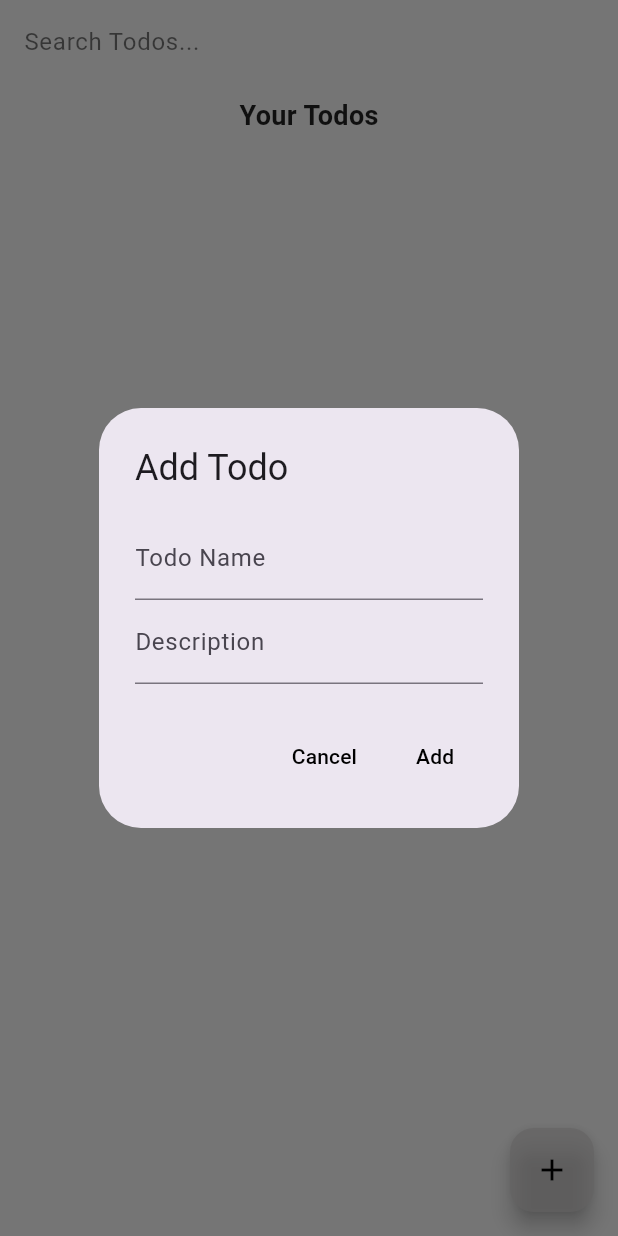
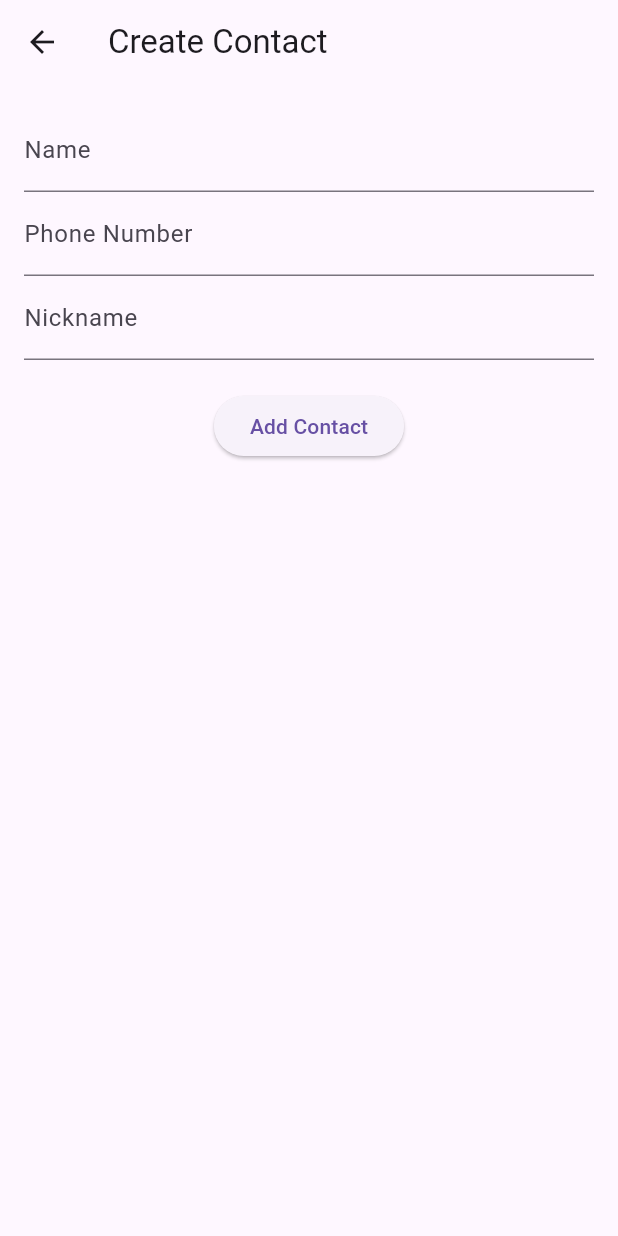
Before and after one commit to amoghprasant/apptodo, a Flutter app: the screen it shows after launch, after a tap on the "add" icon, on a phone screen of 412 x 824 dp. Run offline on Flutter 3.47's test engine with Material 3 defaults, Android fonts, the phone set to English and light mode, and no system bars; our stand-ins replace sqflite; missing offline and left inert: fuzzywuzzy; accounts and stored records are empty.

Commit message:
added contact screen

```diff
--- a/lib/main.dart
+++ b/lib/main.dart
@@ -1,4 +1,5 @@
 import 'package:flutter/material.dart';
+import 'package:sqliteproj/screen/contactsScreen.dart';
 import 'package:sqliteproj/screen/todolistScreen.dart';
 
 void main() {
@@ -14,7 +15,7 @@ class MyApp extends StatelessWidget {
       theme: ThemeData(
         primarySwatch: Colors.blue,
       ),
-      home: TodoListScreen(),
+      home: ContactsHomePage(),
     );
   }
 }
--- /dev/null
+++ b/lib/screen/contactsScreen.dart
@@ -0,0 +1,105 @@
+import 'package:flutter/material.dart';
+import 'package:sqliteproj/screen/createcontact.dart';
+// Import the CreateContactPage
+
+class ContactsHomePage extends StatefulWidget {
+  @override
+  _ContactsHomePageState createState() => _ContactsHomePageState();
+}
+
+class _ContactsHomePageState extends State<ContactsHomePage> {
+  List<Map<String, String>> _contacts = []; // List to hold contact details
+  List<Map<String, String>> _filteredContacts = [];
+  TextEditingController _searchController = TextEditingController();
+
+  @override
+  void initState() {
+    super.initState();
+    _filteredContacts = _contacts;
+    _searchController.addListener(_filterContacts);
+  }
+
+  @override
+  void dispose() {
+    _searchController.removeListener(_filterContacts);
+    _searchController.dispose();
+    super.dispose();
+  }
+
+  void _filterContacts() {
+    String searchText = _searchController.text.toLowerCase();
+    setState(() {
+      _filteredContacts = _contacts
+          .where(
+              (contact) => contact['name']!.toLowerCase().contains(searchText))
+          .toList();
+    });
+  }
+
+  void _addContact(Map<String, String> newContact) {
+    setState(() {
+      _contacts.add(newContact);
+      _filteredContacts =
+          _contacts; // Update filtered list to include the new contact
+    });
+  }
+
+  @override
+  Widget build(BuildContext context) {
+    return Scaffold(
+      appBar: AppBar(
+        title: Text('Contacts'),
+      ),
+      body: Column(
+        children: [
+          Padding(
+            padding: const EdgeInsets.all(8.0),
+            child: TextField(
+              controller: _searchController,
+              decoration: InputDecoration(
+                labelText: 'Search Contacts',
+                border: OutlineInputBorder(),
+                prefixIcon: Icon(Icons.search),
+              ),
+            ),
+          ),
+          Expanded(
+            child: ListView.builder(
+              itemCount: _filteredContacts.length,
+              itemBuilder: (context, index) {
+                return ListTile(
+                  title: Text(_filteredContacts[index]['name']!),
+                  subtitle: Text(_filteredContacts[index]['phone']!),
+                  leading: CircleAvatar(
+                    child: Text(_filteredContacts[index]
+                        ['nickname']![0]), // Display first letter of nickname
+                  ),
+                  onTap: () {
+                    // Handle contact tap (e.g., navigate to a contact detail page)
+                  },
+                );
+              },
+            ),
+          ),
+        ],
+      ),
+      floatingActionButton: FloatingActionButton(
+        onPressed: () async {
+          // Navigate to the CreateContactPage
+          final newContact = await Navigator.push(
+            context,
+            MaterialPageRoute(
+              builder: (context) => CreateContactPage(),
+            ),
+          );
+
+          // Check if new contact is not null and add it to the list
+          if (newContact != null) {
+            _addContact(newContact);
+          }
+        },
+        child: Icon(Icons.add),
+      ),
+    );
+  }
+}
--- /dev/null
+++ b/lib/screen/createcontact.dart
@@ -0,0 +1,59 @@
+import 'package:flutter/material.dart';
+
+class CreateContactPage extends StatelessWidget {
+  final TextEditingController nameController = TextEditingController();
+  final TextEditingController phoneController = TextEditingController();
+  final TextEditingController nicknameController = TextEditingController();
+
+  @override
+  Widget build(BuildContext context) {
+    return Scaffold(
+      appBar: AppBar(
+        title: Text('Create Contact'),
+      ),
+      body: Padding(
+        padding: const EdgeInsets.all(16.0),
+        child: Column(
+          children: [
+            TextField(
+              controller: nameController,
+              decoration: InputDecoration(labelText: 'Name'),
+            ),
+            TextField(
+              controller: phoneController,
+              decoration: InputDecoration(labelText: 'Phone Number'),
+              keyboardType: TextInputType.phone,
+            ),
+            TextField(
+              controller: nicknameController,
+              decoration: InputDecoration(labelText: 'Nickname'),
+            ),
+            SizedBox(height: 20),
+            ElevatedButton(
+              onPressed: () {
+                // Create a contact object or pass the data back
+                String name = nameController.text.trim();
+                String phone = phoneController.text.trim();
+                String nickname = nicknameController.text.trim();
+
+                if (name.isNotEmpty) {
+                  Navigator.pop(context, {
+                    'name': name,
+                    'phone': phone,
+                    'nickname': nickname,
+                  });
+                } else {
+                  // Show a warning if the name is empty
+                  ScaffoldMessenger.of(context).showSnackBar(
+                    SnackBar(content: Text('Name cannot be empty')),
+                  );
+                }
+              },
+              child: Text('Add Contact'),
+            ),
+          ],
+        ),
+      ),
+    );
+  }
+}
```
